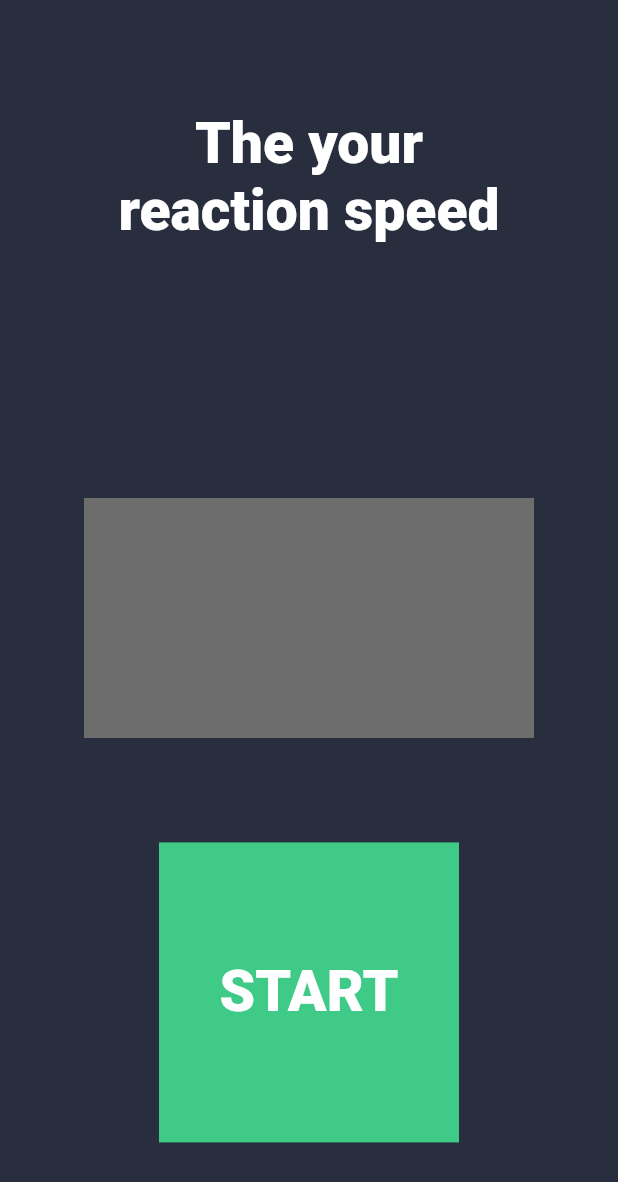
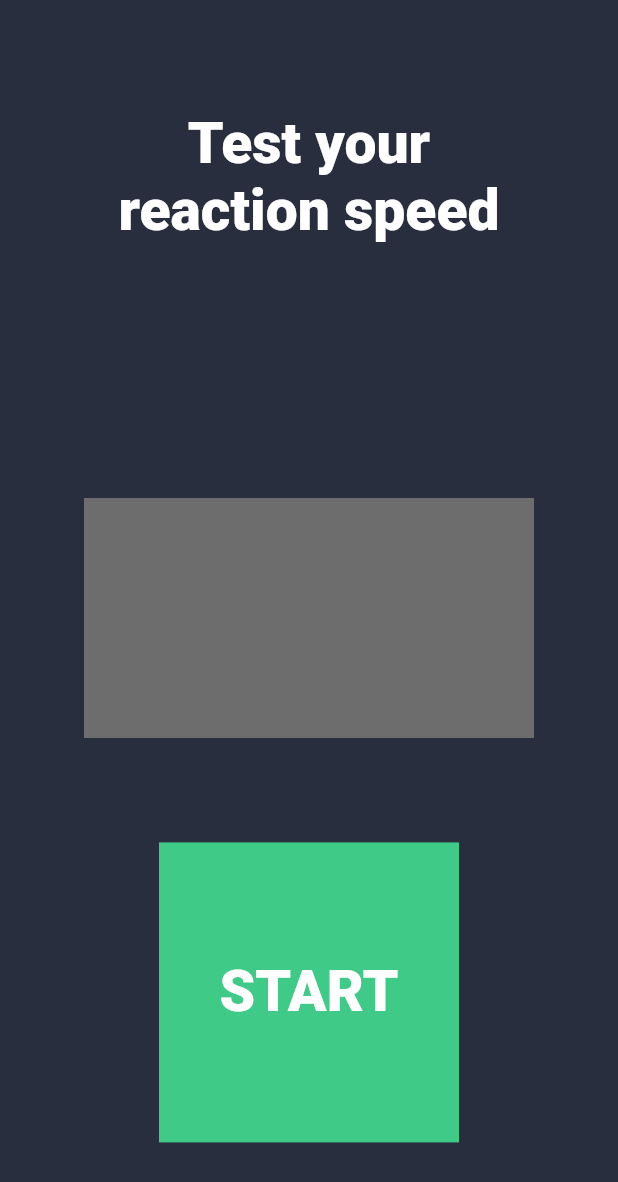
Before and after one commit to HelenSap/flutter_push, a Flutter app: the screen it shows after launch, on a phone screen of 412 x 824 dp. Shown: the top 1182 px of the screen. Run offline on Flutter 3.47's test engine with Material 2 defaults, Android fonts, the phone set to English and light mode, and no system bars.

Commit message:
Fix typo

```diff
--- a/lib/main.dart
+++ b/lib/main.dart
@@ -42,7 +42,7 @@ class _MyHomePageState extends State<MyHomePage> {
             const Align(
                 alignment: Alignment(0, -0.8),
                 child: Text(
-                  "The your\nreaction speed",
+                  "Test your\nreaction speed",
                   textAlign: TextAlign.center,
                   style: TextStyle(
                       fontSize: 38,
```
